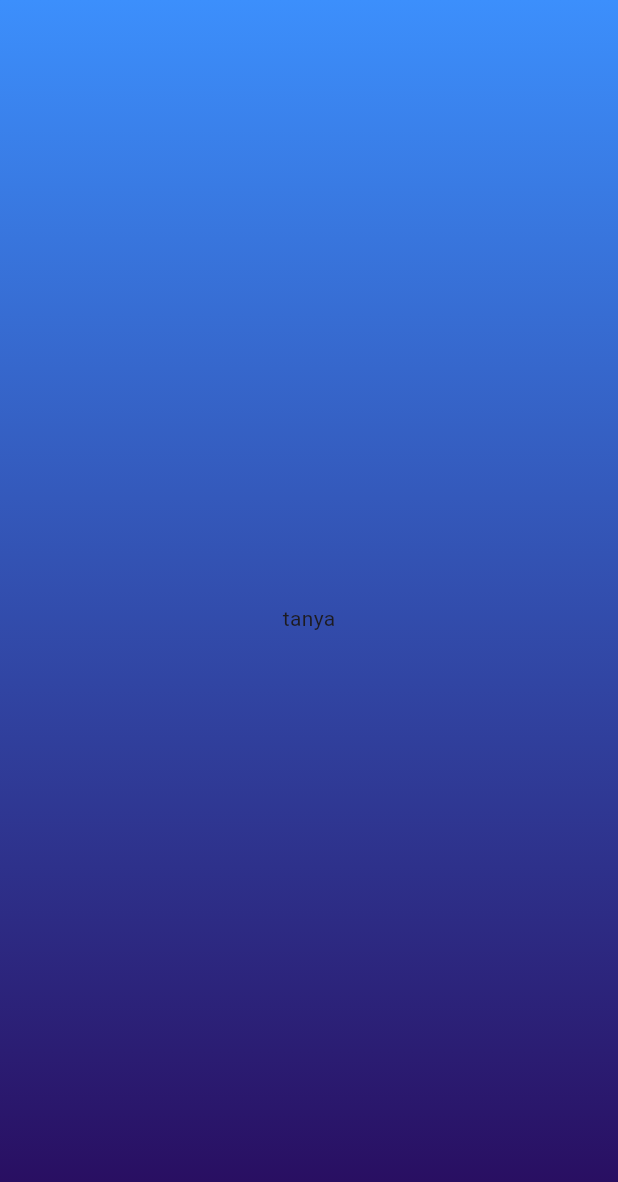
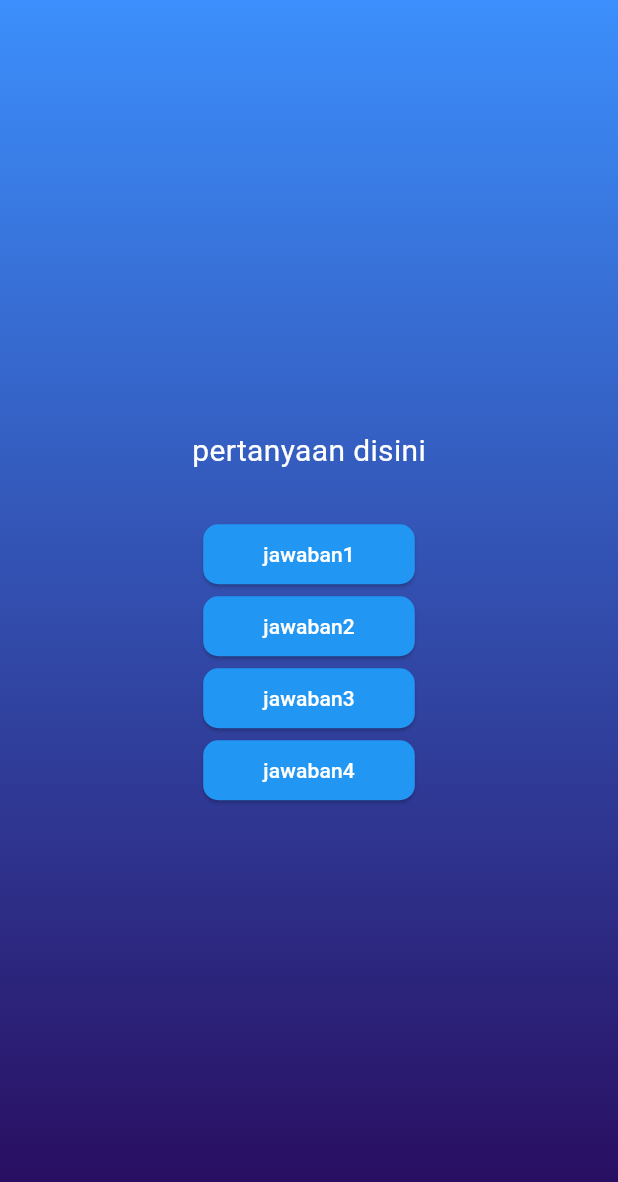
Before and after one commit to fathursyh/flutter_course_2, a Flutter app: the screen it shows after launch, after a tap on "Start Quiz", on a phone screen of 412 x 824 dp. Shown: the top 1182 px of the screen. Run offline on Flutter 3.47's test engine with Material 3 defaults, Android fonts, the light colour scheme and no system bars.

Commit message:
custom answer button

```diff
--- /dev/null
+++ b/lib/custom_widget/answer_button.dart
@@ -0,0 +1,21 @@
+import 'package:flutter/material.dart';
+
+class AnswerButton extends StatelessWidget {
+  const AnswerButton({super.key, required this.teks, required this.klikPilih});
+
+  final String teks;
+  final void Function() klikPilih;
+  @override
+  Widget build(context) {
+    return ElevatedButton(
+      style: ElevatedButton.styleFrom(
+          padding: const EdgeInsets.symmetric(vertical: 10, horizontal: 40),
+          backgroundColor: Colors.blue,
+          foregroundColor: Colors.white,
+          shape:
+              RoundedRectangleBorder(borderRadius: BorderRadius.circular(10))),
+      onPressed: klikPilih,
+      child: Text(teks),
+    );
+  }
+}
--- /dev/null
+++ b/lib/data/dummy_questions.dart
@@ -0,0 +1,6 @@
+import 'package:buat_git/model/quiz_question.dart';
+
+const questions = [
+  QuizQuestion('Siapa pacar fathur yang paling cantik?',
+      ['Rara', 'Abian', 'Nunu', 'Danang'])
+];
--- a/lib/halaman_utama.dart
+++ b/lib/halaman_utama.dart
@@ -19,7 +19,7 @@ class HalamanUtama extends StatelessWidget {
           const SizedBox(
             height: 25,
           ),
-          const TextCustom('Lets Play Flutter Quiz!', 20),
+          const TextCustom('Lets Play Fathur\'s Quiz!', 20),
           const SizedBox(
             height: 60,
           ),
--- /dev/null
+++ b/lib/model/quiz_question.dart
@@ -0,0 +1,6 @@
+class QuizQuestion {
+  const QuizQuestion(this.textInput, this.answers);
+
+  final String textInput;
+  final List<String> answers;
+}
--- a/lib/questions.dart
+++ b/lib/questions.dart
@@ -1,3 +1,5 @@
+import 'package:buat_git/custom_widget/answer_button.dart';
+import 'package:buat_git/custom_widget/text_custom.dart';
 import 'package:flutter/material.dart';
 
 class Questions extends StatefulWidget {
@@ -12,6 +14,18 @@ class Questions extends StatefulWidget {
 class _QuestionState extends State<Questions> {
   @override
   Widget build(context) {
-    return Text('tanya');
+    return Column(
+      mainAxisAlignment: MainAxisAlignment.center,
+      children: [
+        TextCustom('pertanyaan disini', 20),
+        const SizedBox(
+          height: 30,
+        ),
+        AnswerButton(teks: 'jawaban1', klikPilih: () {}),
+        AnswerButton(teks: 'jawaban2', klikPilih: () {}),
+        AnswerButton(teks: 'jawaban3', klikPilih: () {}),
+        AnswerButton(teks: 'jawaban4', klikPilih: () {}),
+      ],
+    );
   }
 }
```
